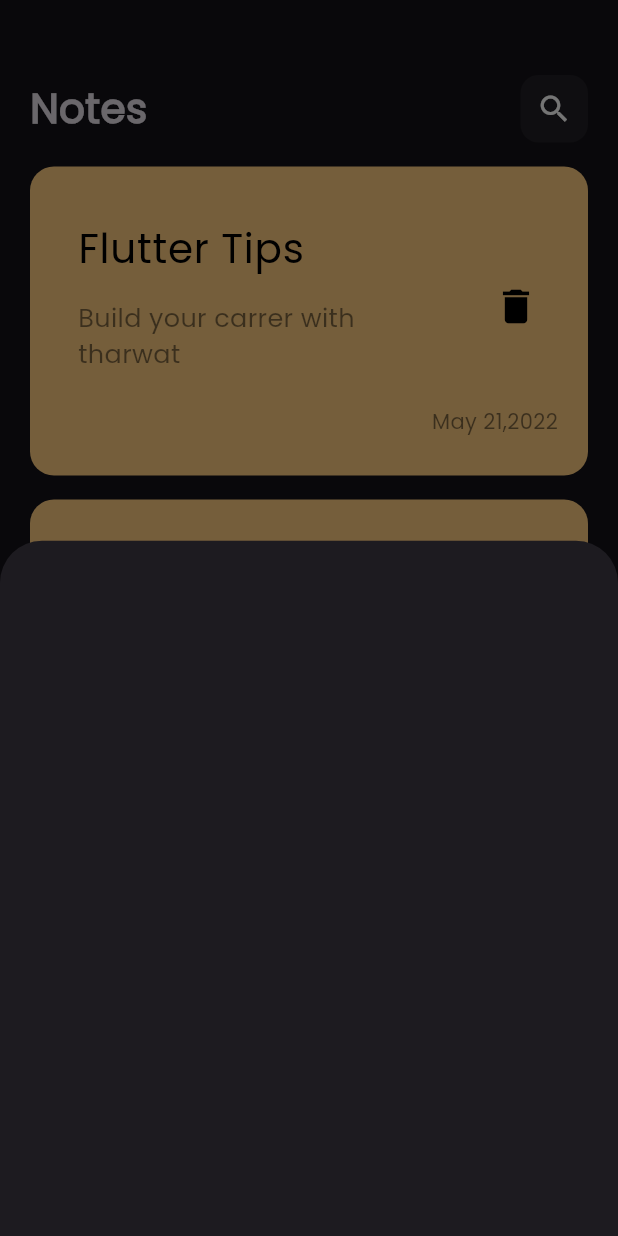
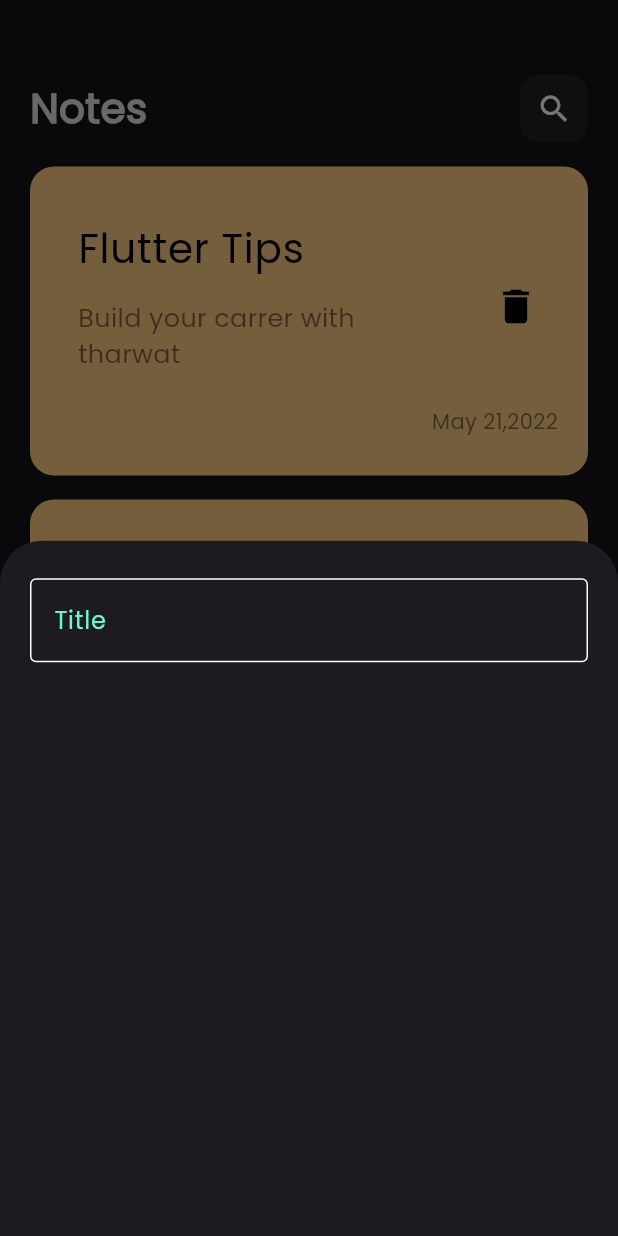
Before and after one commit to mostafaelsayed015542-afk/notes_app, a Flutter app: the screen it shows after launch, after a tap on the "add" icon, on a phone screen of 412 x 824 dp. Run offline on Flutter 3.47's test engine with Material 3 defaults, Android fonts, the phone set to English and light mode, and no system bars.

Commit message:
create custom textfield

```diff
--- a/lib/widgets/add_node_bottomsheet.dart
+++ b/lib/widgets/add_node_bottomsheet.dart
@@ -1,10 +1,21 @@
 import 'package:flutter/material.dart';
+import 'package:notes_app/widgets/constant.dart';
+import 'package:notes_app/widgets/custom_textfield.dart';
 
 class AddNodeBottomsheet extends StatelessWidget {
   const AddNodeBottomsheet({super.key});
 
   @override
   Widget build(BuildContext context) {
-    return Container();
+    return Container(
+      child: Column(
+        children: [
+          Padding(
+            padding: const EdgeInsets.symmetric(vertical: 25,horizontal: 20),
+            child: CustomTextfield()
+          )
+        ],
+      ),
+    );
   }
 }
--- /dev/null
+++ b/lib/widgets/constant.dart
@@ -0,0 +1,3 @@
+import 'package:flutter/material.dart';
+
+Color kprimarycolor = Color(0xff62FCD7);
--- /dev/null
+++ b/lib/widgets/custom_textfield.dart
@@ -0,0 +1,34 @@
+import 'package:flutter/material.dart';
+import 'package:notes_app/widgets/constant.dart';
+
+class CustomTextfield extends StatelessWidget {
+  const CustomTextfield({super.key});
+
+  @override
+  Widget build(BuildContext context) {
+    return TextField(
+
+              decoration: InputDecoration(
+                hintText: 'Title',
+                hintStyle: TextStyle(color: kprimarycolor),
+                border: OutlineInputBorder(
+                  borderSide: BorderSide(
+                    color: Colors.white
+                  )
+                ),
+                enabledBorder: OutlineInputBorder(
+
+                  borderSide: BorderSide(
+                    color: Colors.white
+                  )
+                ),
+                focusedBorder: OutlineInputBorder(
+
+                  borderSide: BorderSide(
+                    color: kprimarycolor
+                  )
+                ),
+              ),
+            );
+  }
+}
```
